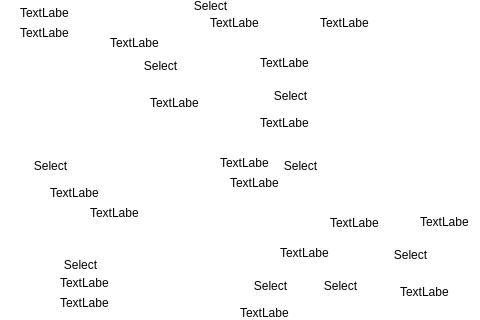
This is Triviador-ModernCpp/Triviador-client/FourPlayersMap.ui in Serban8/Triviador-ModernCpp as Qt 5 draws it before an edit; both pictures show x 610 to 1090 and y 275 to 595 of the 1366 by 768 pixel window. The edited form follows.
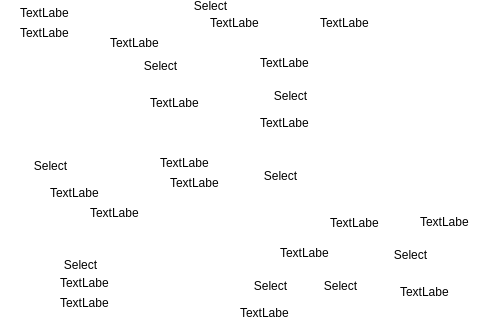
This is the edited form. Icons and pictures are not drawn.

Commit message: Created the overlay where players will be able to answer the displayed question. Made some other minor changes.

What changed in the file:
```diff
--- a/Triviador-ModernCpp/Triviador-client/FourPlayersMap.ui
+++ b/Triviador-ModernCpp/Triviador-client/FourPlayersMap.ui
@@ -1219,9 +1219,9 @@
    <widget class="QGroupBox" name="groupBox_Territory22">
     <property name="geometry">
      <rect>
-      <x>820</x>
+      <x>760</x>
       <y>390</y>
-      <width>121</width>
+      <width>181</width>
       <height>91</height>
      </rect>
     </property>
@@ -1240,6 +1240,9 @@
        <height>16</height>
       </rect>
      </property>
+     <property name="styleSheet">
+      <string notr="true">border-image: white;</string>
+     </property>
      <property name="text">
       <string>TextLabel</string>
      </property>
@@ -1253,6 +1256,9 @@
        <height>16</height>
       </rect>
      </property>
+     <property name="styleSheet">
+      <string notr="true">border-image: white;</string>
+     </property>
      <property name="text">
       <string>TextLabel</string>
      </property>
@@ -1260,8 +1266,8 @@
     <widget class="QPushButton" name="pushButton_Territory22">
      <property name="geometry">
       <rect>
-       <x>70</x>
-       <y>40</y>
+       <x>110</x>
+       <y>50</y>
        <width>41</width>
        <height>21</height>
       </rect>
```
Left out of the diff: 210 changed lines with no effect on the pictures. The commit also changes 7 other files.
